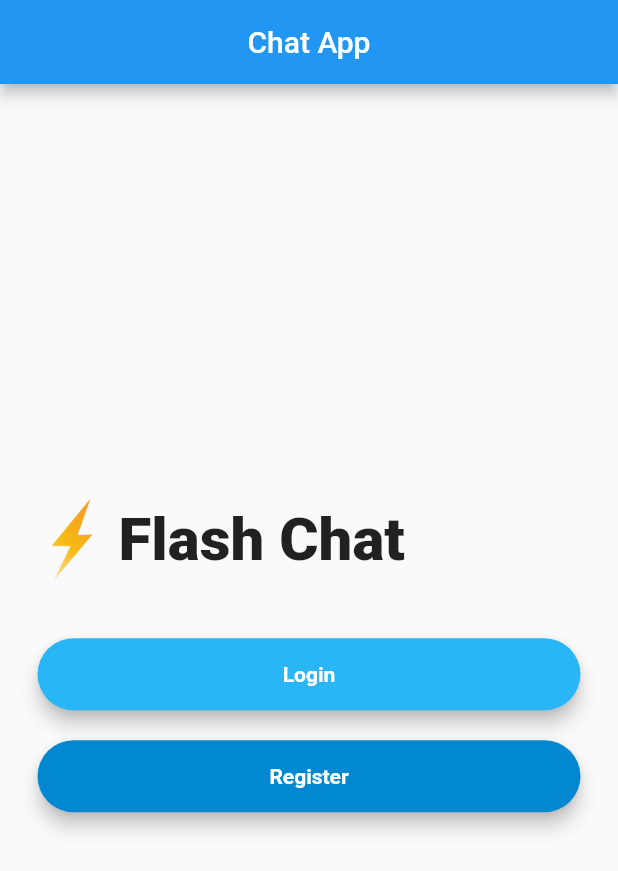
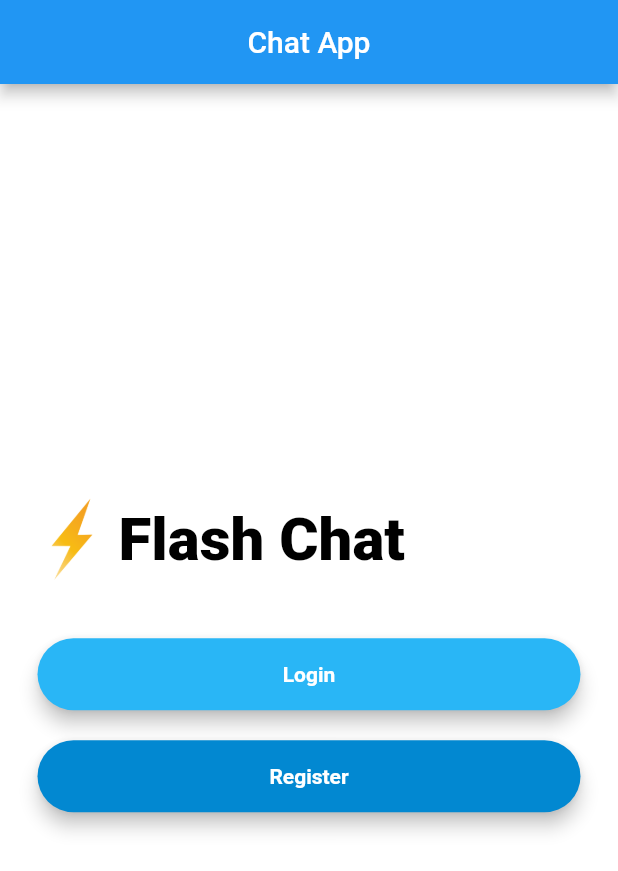
Before and after one commit to itssonu/flutter, a Flutter app: the screen it shows after launch, on a phone screen of 412 x 824 dp. Shown: the top 871 px of the screen. Run offline on Flutter 3.47's test engine with Material 2 defaults, Android fonts, the light colour scheme and no system bars; our stand-ins replace animated_text_kit, audioplayers, flutter_spinkit, font_awesome_flutter, geolocator, rflutter_alert.

Commit message:
chat initial screen complete

```diff
--- a/flutter_learning/lib/chat/screens/Welcome.dart
+++ b/flutter_learning/lib/chat/screens/Welcome.dart
@@ -1,12 +1,64 @@
+// import 'dart:html';
+
 import 'package:flutter/material.dart';
 import 'package:flutter_learning/chat/screens/login.dart';
 import 'package:flutter_learning/chat/screens/register.dart';
 import 'package:flutter_learning/chat/utilities/widgets.dart';
+import 'package:animated_text_kit/animated_text_kit.dart';
 
-class Welcome extends StatelessWidget {
+class Welcome extends StatefulWidget {
+  @override
+  _WelcomeState createState() => _WelcomeState();
+}
+
+class _WelcomeState extends State<Welcome> with SingleTickerProviderStateMixin {
+  AnimationController controller;
+  Animation animation;
+  Animation animation2;
+
+  @override
+  void initState() {
+    // TODO: implement initState
+    super.initState();
+
+    controller = AnimationController(
+      vsync: this,
+      duration: Duration(seconds: 1),
+    );
+
+    animation = CurvedAnimation(curve: Curves.decelerate, parent: controller);
+    animation2 =
+        ColorTween(begin: Colors.black, end: Colors.white).animate(controller);
+
+    controller.forward();
+
+    // animation.addStatusListener((status) {
+    //   print(status);
+    //   if (status == AnimationStatus.completed) {
+    //     controller.reverse(from: 1.0);
+    //   } else if (status == AnimationStatus.dismissed) {
+    //     controller.forward();
+    //   }
+    // });
+
+    controller.addListener(() {
+      setState(() {});
+      // print(animation.value);
+    });
+  }
+
+  @override
+  void dispose() {
+    // TODO: implement dispose
+    super.dispose();
+    controller.dispose();
+  }
+
   @override
   Widget build(BuildContext context) {
-    return Column(
+    return Scaffold(
+      backgroundColor: animation2.value,
+      body: Column(
         mainAxisAlignment: MainAxisAlignment.center,
         crossAxisAlignment: CrossAxisAlignment.stretch,
         children: [
@@ -19,14 +71,23 @@ class Welcome extends StatelessWidget {
                   tag: 'chat_logo',
                   child: Container(
                     child: Image.asset('assets/chat/logo.png'),
-                  height: 60.0,
+                    height: animation.value * 60.0,
                   ),
                 ),
               ),
-            Text(
-              'Flash Chat',
-              style: TextStyle(fontSize: 40.0, fontWeight: FontWeight.w900),
+              TypewriterAnimatedTextKit(
+                isRepeatingAnimation: false,
+                speed: Duration(milliseconds: 500),
+                text: ['Flash Chat'],
+                textStyle: TextStyle(
+                    fontSize: 40.0,
+                    color: Colors.black,
+                    fontWeight: FontWeight.w900),
               )
+              // Text(
+              //   'Flash Chat',
+              //   style: TextStyle(fontSize: 40.0, fontWeight: FontWeight.w900),
+              // )
             ],
           ),
           Padding(
@@ -44,7 +105,8 @@ class Welcome extends StatelessWidget {
             ),
           ),
           Padding(
-          padding: const EdgeInsets.symmetric(horizontal: 25.0, vertical: 10.0),
+            padding:
+                const EdgeInsets.symmetric(horizontal: 25.0, vertical: 10.0),
             child: CustomButton(
               name: 'Register',
               color: Colors.lightBlue[700],
@@ -58,6 +120,7 @@ class Welcome extends StatelessWidget {
             ),
           ),
         ],
+      ),
     );
   }
 }
--- a/flutter_learning/pubspec.yaml
+++ b/flutter_learning/pubspec.yaml
@@ -33,6 +33,7 @@ dependencies:
   geolocator: ^6.2.0
   http: ^0.12.2
   flutter_spinkit: ^4.1.2+1
+  animated_text_kit: ^3.1.1
 
 dev_dependencies:
   flutter_test:
```
Also changed, not shown: flutter_learning/pubspec.lock. Lines whose indentation alone changed are shown as unchanged.
